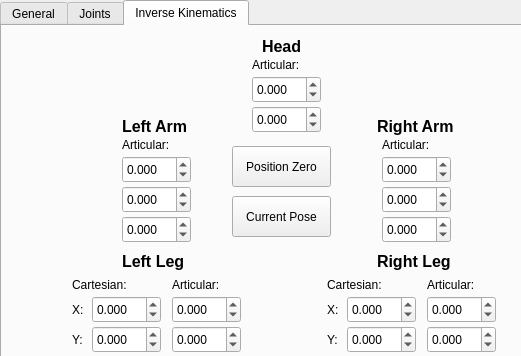
Above: catkin_ws/src/hri/humanoid_gui/src/MainWindow.ui from mnegretev/Humanoids before the change; both pictures show x 0 to 521 and y 0 to 356 of the 640 by 529 pixel window. Below: the same form after it.
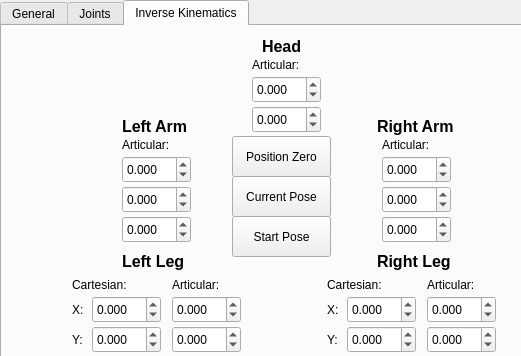
That is the form after the change.

Commit message: Add a test step node to test walking. Is walking more less. Change zero bit position of hip yaw and hip roll on left leg on cm730 node Change GUI to hava button for zero position and button for start position

```diff
--- a/catkin_ws/src/hri/humanoid_gui/src/MainWindow.ui
+++ b/catkin_ws/src/hri/humanoid_gui/src/MainWindow.ui
@@ -1592,7 +1592,7 @@
       <property name="geometry">
        <rect>
         <x>230</x>
-        <y>120</y>
+        <y>110</y>
         <width>99</width>
         <height>41</height>
        </rect>
@@ -1605,7 +1605,7 @@
       <property name="geometry">
        <rect>
         <x>230</x>
-        <y>170</y>
+        <y>150</y>
         <width>99</width>
         <height>41</height>
        </rect>
@@ -1614,6 +1614,19 @@
        <string>Current Pose</string>
       </property>
      </widget>
+     <widget class="QPushButton" name="btnStartPose">
+      <property name="geometry">
+       <rect>
+        <x>230</x>
+        <y>190</y>
+        <width>99</width>
+        <height>41</height>
+       </rect>
+      </property>
+      <property name="text">
+       <string>Start Pose</string>
+      </property>
+     </widget>
     </widget>
    </widget>
   </widget>
```
The commit also changes 9 other files.
